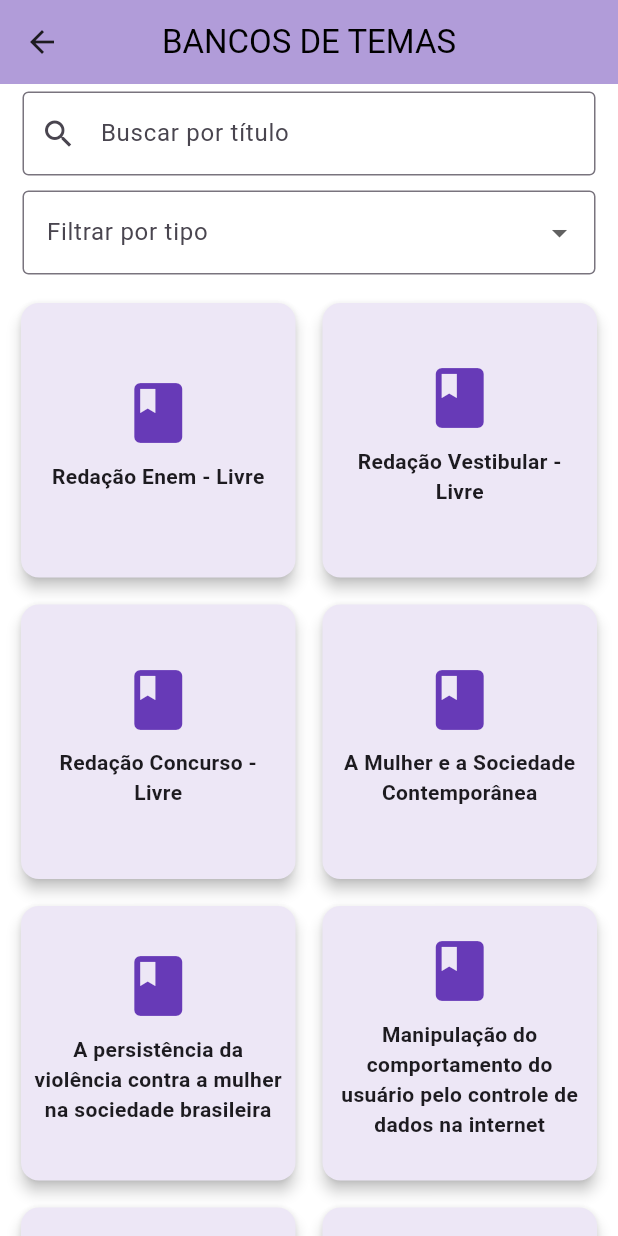
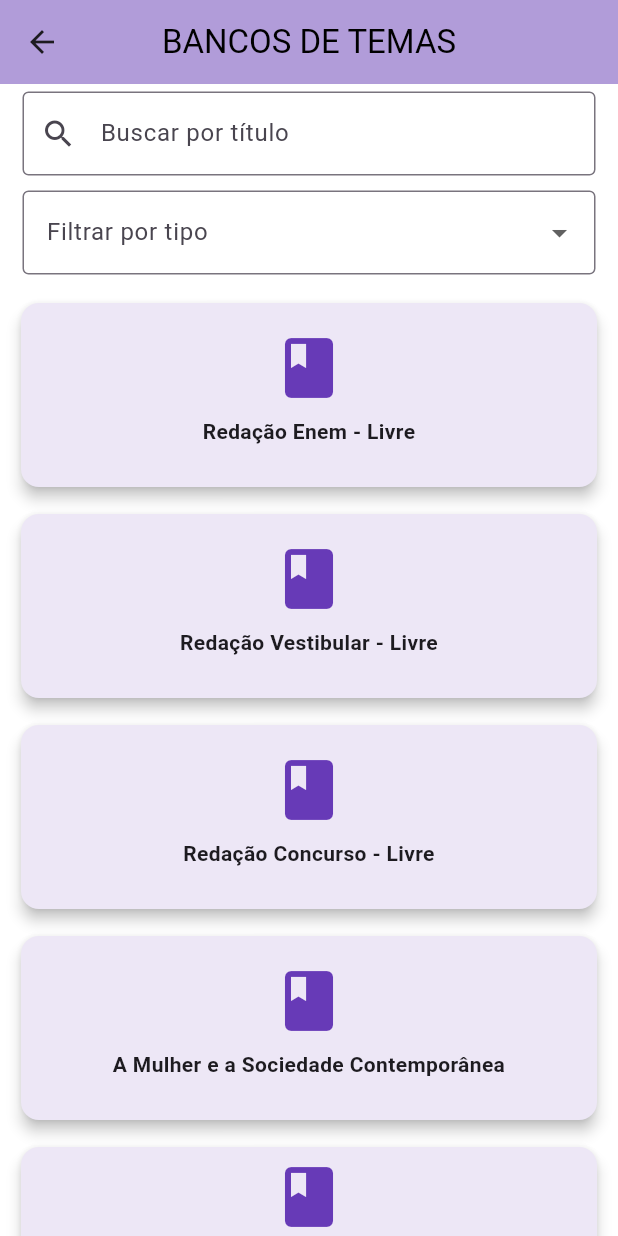
Before and after one commit to NetoSilva04/projetopi3DS-2025, a Flutter app: the TemaPage screen opened directly, on a phone screen of 412 x 824 dp. Run offline on Flutter 3.47's test engine with Material 3 defaults, Android fonts, the phone set to English and light mode, and no system bars; our stand-ins replace cached_network_image, youtube_player_iframe.

Commit message:
atualizaçao banco de temas responsivo

```diff
--- a/lib/materiais/bancodetemas_screen.dart
+++ b/lib/materiais/bancodetemas_screen.dart
@@ -109,11 +109,24 @@ class _TemaPageState extends State<TemaPage> {
             ),
           ),
           Expanded(
-            child: GridView.count(
-              crossAxisCount: 2,
+            child: LayoutBuilder(
+              builder: (context, constraints) {
+                int crossAxisCount = 1;
+                if (constraints.maxWidth >= 1400) {
+                  crossAxisCount = 5;
+                } else if (constraints.maxWidth >= 1000) {
+                  crossAxisCount = 3;
+                } else if (constraints.maxWidth >= 600) {
+                  crossAxisCount = 2;
+                } else {
+                  crossAxisCount = 1;
+                }
+                return GridView.count(
+                  crossAxisCount: crossAxisCount,
                   padding: const EdgeInsets.all(10),
                   crossAxisSpacing: 10,
                   mainAxisSpacing: 10,
+                  childAspectRatio: crossAxisCount == 1 ? 3 / 1 : 3 / 2,
                   children: temasFiltrados.map((tema) {
                     return GestureDetector(
                       onTap: () {
@@ -164,6 +177,8 @@ class _TemaPageState extends State<TemaPage> {
                       ),
                     );
                   }).toList(),
+                );
+              },
             ),
           ),
         ],
```
Lines whose indentation alone changed are shown as unchanged.
